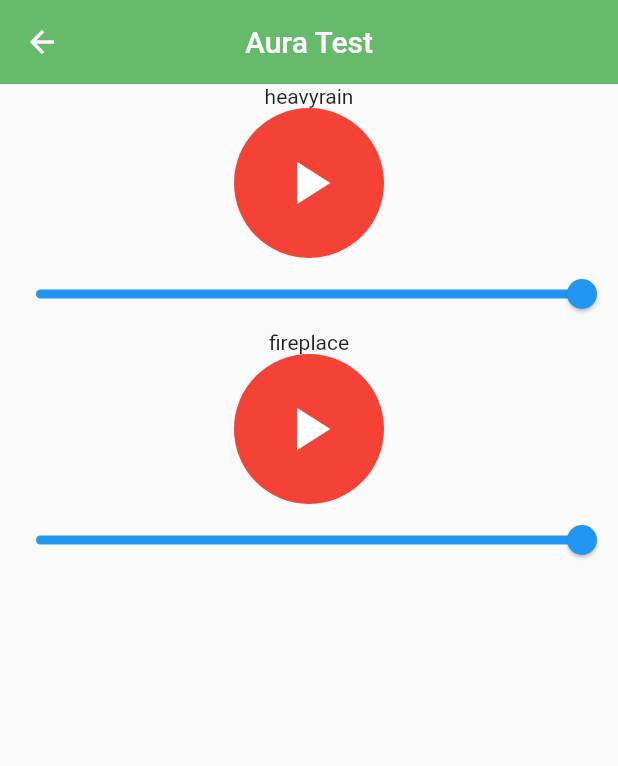
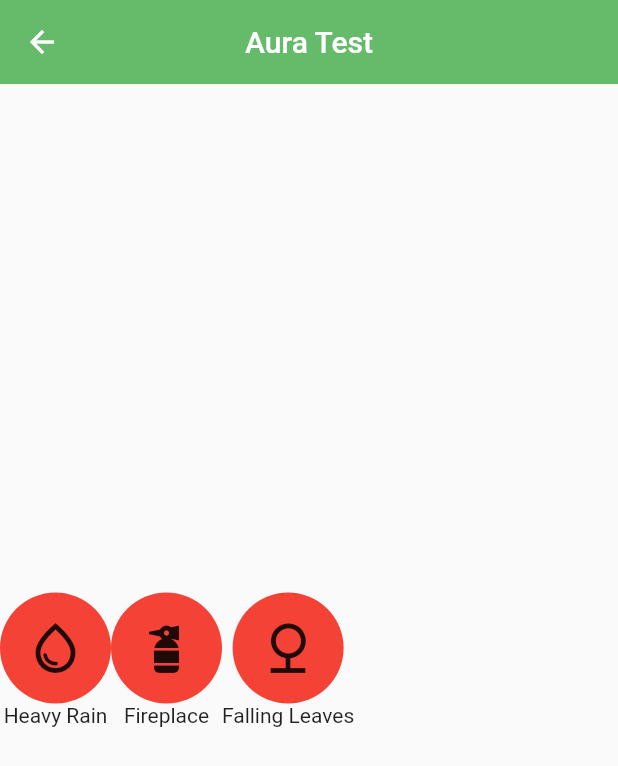
Before and after one commit to BtrXgit/Aura, a Flutter app: the CustomMixin screen opened directly with empty values, on a phone screen of 412 x 824 dp. Shown: the top 766 px of the screen. Run offline on Flutter 3.47's test engine with Material 2 defaults, Android fonts, the phone set to English and light mode, and no system bars; our stand-ins replace just_audio; missing offline and left inert: flutter_floating_bottom_bar.

Commit message:
custom funct. added

```diff
--- a/aura/lib/routes/custom.dart
+++ b/aura/lib/routes/custom.dart
@@ -15,10 +15,13 @@ class CustomMixin extends StatefulWidget {
 class _CustomMixinState extends State<CustomMixin> {
   final AudioPlayer audioPlayer1 = AudioPlayer();
   final AudioPlayer audioPlayer2 = AudioPlayer();
+  final AudioPlayer audioPlayer3 = AudioPlayer();
   double volume1 = 1.0;
   double volume2 = 1.0;
+  double volume3 = 1.0;
   final sliderValue1 = ValueNotifier<double>(1.0);
   final sliderValue2 = ValueNotifier<double>(1.0);
+  final sliderValue3 = ValueNotifier<double>(1.0);
 
   @override
   void initState() {
@@ -30,8 +33,10 @@ class _CustomMixinState extends State<CustomMixin> {
     try {
       await audioPlayer1.setAsset('assets/nature/heavyrain.mp3');
       await audioPlayer2.setAsset('assets/nature/fireplace.mp3');
+      await audioPlayer3.setAsset('assets/nature/fallingleaves.mp3');
       audioPlayer1.setLoopMode(LoopMode.all);
       audioPlayer2.setLoopMode(LoopMode.all);
+      audioPlayer3.setLoopMode(LoopMode.all);
     } catch (e) {
       print('Error loading audio: $e');
     }
@@ -48,18 +53,40 @@ class _CustomMixinState extends State<CustomMixin> {
       ),
       body: SafeArea(
         child: Column(
+          mainAxisAlignment: MainAxisAlignment.center,
+          children: [
+            Row(
               children: [
                 _buildAudioControl(
-              label: 'heavyrain',
+                    label: 'Heavy Rain',
                     audioPlayer: audioPlayer1,
                     volume: volume1,
                     sliderValue: sliderValue1,
-            ),
+                    icon: Icon(
+                      Icons.water_drop_outlined,
+                      size: 40,
+                    )),
                 _buildAudioControl(
-              label: 'fireplace',
+                  label: 'Fireplace',
                   audioPlayer: audioPlayer2,
                   volume: volume2,
                   sliderValue: sliderValue2,
+                  icon: Icon(
+                    Icons.fire_extinguisher_outlined,
+                    size: 40,
+                  ),
+                ),
+                _buildAudioControl(
+                  label: 'Falling Leaves',
+                  audioPlayer: audioPlayer3,
+                  volume: volume3,
+                  sliderValue: sliderValue3,
+                  icon: Icon(
+                    Icons.nature_outlined,
+                    size: 40,
+                  ),
+                ),
+              ],
             ),
           ],
         ),
@@ -72,13 +99,15 @@ class _CustomMixinState extends State<CustomMixin> {
     required AudioPlayer audioPlayer,
     required double volume,
     required ValueNotifier<double> sliderValue,
+    required Icon icon,
   }) {
     return Column(
+      mainAxisAlignment: MainAxisAlignment.center,
+      crossAxisAlignment: CrossAxisAlignment.center,
       children: [
-        Text(label),
         Container(
-          width: 100,
-          height: 100,
+          width: 74,
+          height: 74,
           decoration: BoxDecoration(
             shape: BoxShape.circle,
             color: audioPlayer.playing ? Colors.green : Colors.red,
@@ -88,14 +117,15 @@ class _CustomMixinState extends State<CustomMixin> {
               _toggleAudioPlayback(audioPlayer);
             },
             customBorder: CircleBorder(),
-            child: Icon(
-              audioPlayer.playing ? Icons.pause : Icons.play_arrow,
-              size: 48,
-              color: Colors.white,
+            child: icon,
           ),
         ),
-        ),
-        Slider(
+        Text(label),
+        Visibility(
+          visible: audioPlayer.playing,
+          child: SizedBox(
+            width: 100,
+            child: Slider(
               value: sliderValue.value,
               onChanged: (value) {
                 setState(() {
@@ -103,6 +133,8 @@ class _CustomMixinState extends State<CustomMixin> {
                 });
                 audioPlayer.setVolume(value);
               },
+            ),
+          ),
         ),
       ],
     );
@@ -114,7 +146,7 @@ class _CustomMixinState extends State<CustomMixin> {
     } else {
       audioPlayer.play();
     }
-    setState(() {}); // Update the UI to reflect the change
+    setState(() {});
   }
 
   @override
```
Lines whose indentation alone changed are shown as unchanged.
